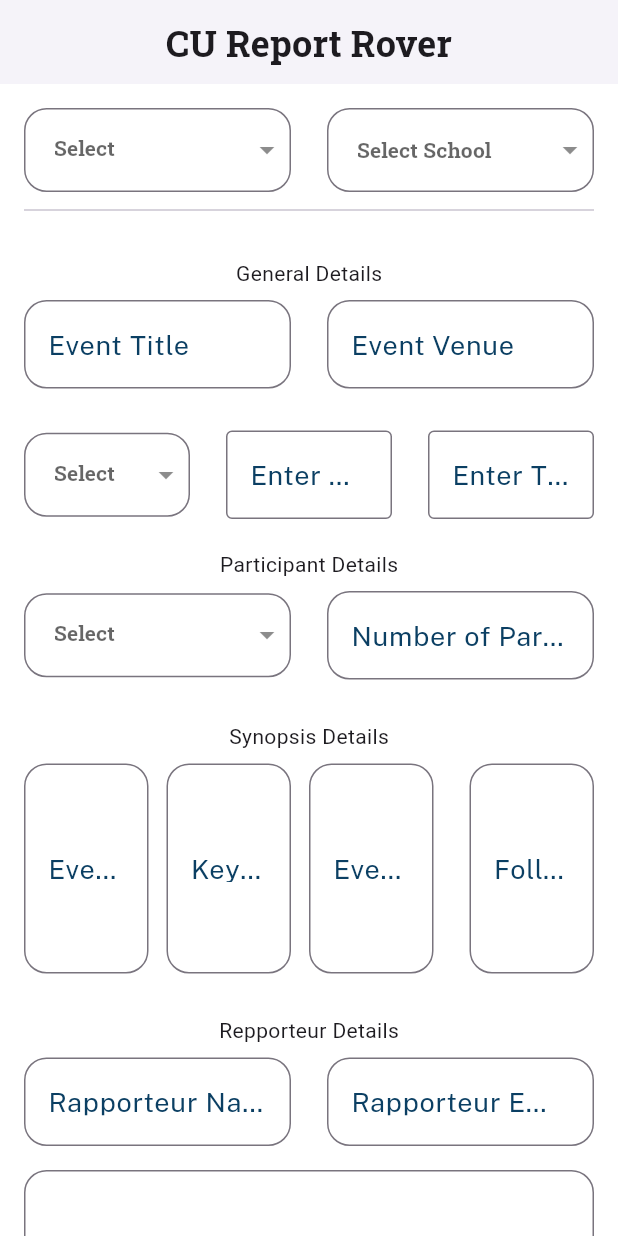
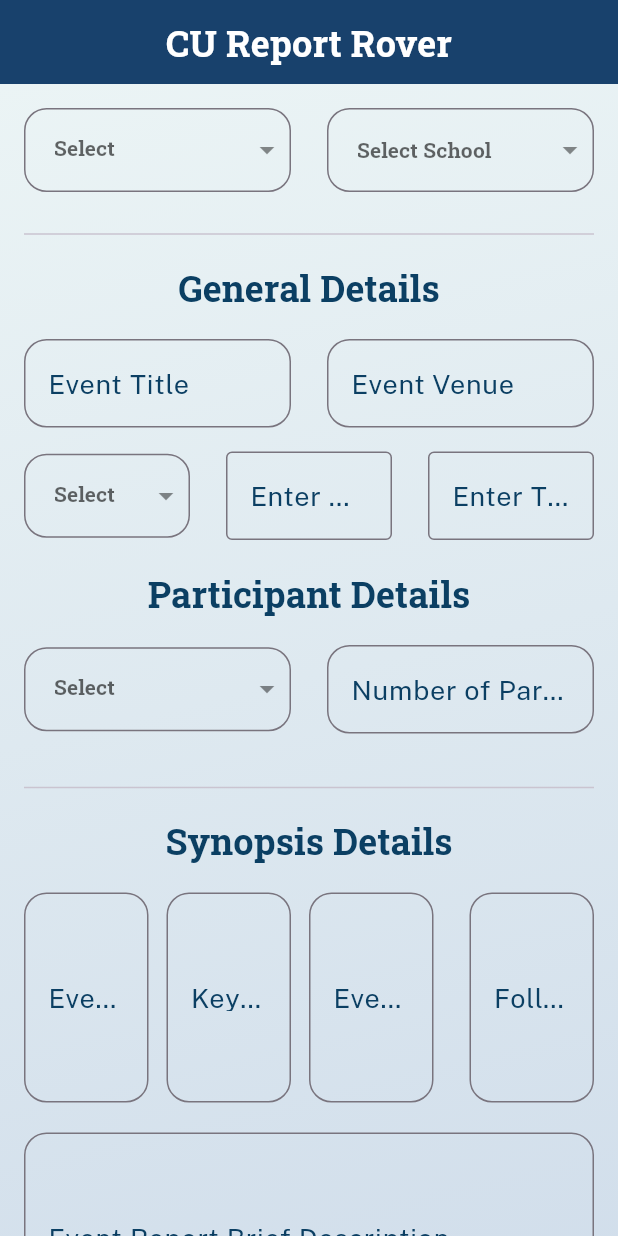
Before and after one commit to vansh132/CU-Report-Rover, a Flutter app: the screen it shows after launch, on a phone screen of 412 x 824 dp. Run offline on Flutter 3.47's test engine with Material 3 defaults, Android fonts, the light colour scheme and no system bars; our stand-ins replace dotted_border, dropdown_button2, file_picker, google_fonts, image_picker, pdf and 1 more.

Commit message:
colors added

```diff
--- a/lib/report_form.dart
+++ b/lib/report_form.dart
@@ -1,13 +1,13 @@
 import 'package:dotted_border/dotted_border.dart';
 import 'package:dropdown_button2/dropdown_button2.dart';
 import 'package:flutter/foundation.dart';
-import 'package:gap/gap.dart';
 import 'package:image_picker/image_picker.dart';
 import 'package:file_picker/file_picker.dart';
 import 'package:flutter/material.dart';
 import 'package:pdf/pdf.dart';
 import 'package:pdf/widgets.dart' as pw;
 import 'package:printing/printing.dart';
+import 'package:report/theme/theme_ext.dart';
 
 class ReportForm extends StatefulWidget {
   static const String routeName = '/event-report-screen';
@@ -367,12 +367,31 @@ class _ReportFormState extends State<ReportForm> {
 
   @override
   Widget build(BuildContext context) {
+    final appColors = context.appColors;
     return Scaffold(
       appBar: AppBar(
+        backgroundColor: appColors.primary,
         title: const Text('CU Report Rover'),
+        elevation: 14,
+        titleTextStyle: Theme.of(context)
+            .textTheme
+            .titleLarge!
+            .copyWith(color: appColors.white),
       ),
       body: SingleChildScrollView(
-        padding: const EdgeInsets.all(16.0),
+        // padding: const EdgeInsets.all(16.0),
+        child: Container(
+          padding: const EdgeInsets.all(16),
+          decoration: const BoxDecoration(
+            gradient: LinearGradient(
+              begin: Alignment.topLeft,
+              end: Alignment.bottomRight,
+              colors: [
+                Color(0xffebf4f5),
+                Color(0xffb5c6e0),
+              ],
+            ),
+          ),
           child: Form(
             key: formKey,
             child: Column(
@@ -400,11 +419,16 @@ class _ReportFormState extends State<ReportForm> {
                     ),
                   ],
                 ),
-              const Divider(
-                height: 24,
+                customeSpace(height: 20),
+                const Divider(),
+                customeSpace(height: 12),
+                Center(
+                  child: Text(
+                    "General Details",
+                    style: Theme.of(context).textTheme.titleLarge,
                   ),
-              customeSpace(),
-              const Center(child: Text("General Details")),
+                ),
+                customeSpace(height: 12),
                 Row(
                   children: [
                     Expanded(
@@ -420,7 +444,7 @@ class _ReportFormState extends State<ReportForm> {
                     ),
                   ],
                 ),
-              customeSpace(),
+                customeSpace(height: 8),
                 Row(
                   children: [
                     Expanded(
@@ -445,12 +469,14 @@ class _ReportFormState extends State<ReportForm> {
                     ),
                   ],
                 ),
-              // _buildTextField(_typeController, 'Event Type', false),
-              // _buildTextField(_dateController, 'Event Date', false),
-              // _buildTextField(_timeController, 'Event Time', false),
-              customeSpace(),
-
-              const Center(child: Text("Participant Details")),
+                customeSpace(height: 20),
+                Center(
+                  child: Text(
+                    "Participant Details",
+                    style: Theme.of(context).textTheme.titleLarge,
+                  ),
+                ),
+                customeSpace(height: 12),
                 Row(
                   children: [
                     Expanded(
@@ -472,9 +498,20 @@ class _ReportFormState extends State<ReportForm> {
                     ),
                   ],
                 ),
-              customeSpace(),
-
-              const Center(child: Text("Synopsis Details")),
+                customeSpace(
+                  height: 20,
+                ),
+                const Divider(),
+                customeSpace(
+                  height: 12,
+                ),
+                Center(
+                  child: Text(
+                    "Synopsis Details",
+                    style: Theme.of(context).textTheme.titleLarge,
+                  ),
+                ),
+                customeSpace(height: 12),
                 Row(
                   children: [
                     Expanded(
@@ -520,14 +557,31 @@ class _ReportFormState extends State<ReportForm> {
                     ),
                   ],
                 ),
-              customeSpace(),
-
-              const Center(child: Text("Repporteur Details")),
+                customeSpace(height: 4),
+                _buildTextField(
+                  _eventDescriptionController,
+                  'Event Report Brief Description',
+                  true,
+                  "Please add event report brief description",
+                ),
+                customeSpace(height: 20),
+                const Divider(),
+                customeSpace(height: 12),
+                Center(
+                  child: Text(
+                    "Repporteur Details",
+                    style: Theme.of(context).textTheme.titleLarge,
+                  ),
+                ),
+                customeSpace(height: 12),
                 Row(
                   children: [
                     Expanded(
-                    child: _buildTextField(_rapporteurNameController,
-                        'Rapporteur Name', false, "Please add rapporteur name"),
+                      child: _buildTextField(
+                          _rapporteurNameController,
+                          'Rapporteur Name',
+                          false,
+                          "Please add rapporteur name"),
                     ),
                     const SizedBox(
                       width: 24,
@@ -541,13 +595,17 @@ class _ReportFormState extends State<ReportForm> {
                     ),
                   ],
                 ),
-              _buildTextField(
-                _eventDescriptionController,
-                'Event Report Brief Description',
-                true,
-                "Please add event report brief description",
+                customeSpace(height: 8),
+                customeSpace(height: 20),
+                const Divider(),
+                customeSpace(height: 12),
+                Center(
+                  child: Text(
+                    "Speaker Details",
+                    style: Theme.of(context).textTheme.titleLarge,
                   ),
-              customeSpace(),
+                ),
+                customeSpace(height: 24),
                 Row(
                   children: [
                     ..._buildSpeakerDetails(),
@@ -556,14 +614,16 @@ class _ReportFormState extends State<ReportForm> {
                     ),
                   ],
                 ),
-
+                customeSpace(height: 16),
                 Center(
                   child: ElevatedButton(
                     onPressed: _addSpeaker,
                     child: const Text('Add Speaker'),
                   ),
                 ),
-              customeSpace(),
+                customeSpace(height: 20),
+                const Divider(),
+                customeSpace(height: 12),
                 Row(
                   children: [
                     Expanded(
@@ -616,7 +676,7 @@ class _ReportFormState extends State<ReportForm> {
                                     width: 300,
                                   ),
                                 ),
-                        customeSpace(),
+                          customeSpace(height: 12),
                           Row(
                             mainAxisAlignment: MainAxisAlignment.spaceAround,
                             children: [
@@ -687,7 +747,7 @@ class _ReportFormState extends State<ReportForm> {
                                     width: 300,
                                   ),
                                 ),
-                        customeSpace(),
+                          customeSpace(height: 12),
                           Row(
                             mainAxisAlignment: MainAxisAlignment.spaceAround,
                             children: [
@@ -707,7 +767,6 @@ class _ReportFormState extends State<ReportForm> {
                     ),
                   ],
                 ),
-              customeSpace(),
                 Row(
                   children: [
                     Expanded(
@@ -760,13 +819,14 @@ class _ReportFormState extends State<ReportForm> {
                                     width: 300,
                                   ),
                                 ),
-                        customeSpace(),
+                          customeSpace(height: 12),
                           Row(
                             mainAxisAlignment: MainAxisAlignment.spaceAround,
                             children: [
                               ElevatedButton.icon(
-                              onPressed:
-                                  submitted == true ? null : clearActivityImage,
+                                onPressed: submitted == true
+                                    ? null
+                                    : clearActivityImage,
                                 label: const Text(
                                   "Clear",
                                 ),
@@ -830,7 +890,7 @@ class _ReportFormState extends State<ReportForm> {
                                     width: 300,
                                   ),
                                 ),
-                        customeSpace(),
+                          customeSpace(height: 12),
                           Row(
                             mainAxisAlignment: MainAxisAlignment.spaceAround,
                             children: [
@@ -849,20 +909,28 @@ class _ReportFormState extends State<ReportForm> {
                     ),
                   ],
                 ),
-
                 const SizedBox(height: 20),
                 Center(
                   child: ElevatedButton(
+                    style: ButtonStyle(
+                      padding: WidgetStateProperty.all(
+                        const EdgeInsets.symmetric(
+                          horizontal: 24,
+                          vertical: 16,
+                        ),
+                      ),
+                    ),
                     onPressed: () {
                       if (formKey.currentState!.validate()) {
                         _generatePdf(context);
                       }
                       // _generatePdf(context);
                     },
-                  child: const Text('Save'),
+                    child: const Text('Generate Report'),
                   ),
                 ),
               ],
+            ),
           ),
         ),
       ),
@@ -1112,8 +1180,11 @@ class _ReportFormState extends State<ReportForm> {
     );
   }
 
-  Widget customeSpace() {
-    return const Gap(20);
+  Widget customeSpace({double height = 0, double width = 0}) {
+    return SizedBox(
+      height: height,
+      width: width,
+    );
   }
 
   pw.TableRow _buildTableRow(String label, String value) {
```
Also changed, not shown: pubspec.lock. Lines whose indentation alone changed are shown as unchanged.
